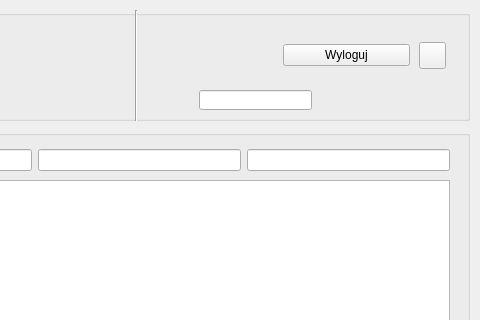
Before: the Qt Designer form searchclientwindow.ui in rstrzelczyk/multikina, drawn with Qt 5; both pictures show x 211 to 691 and y 0 to 320 of the 691 by 744 pixel window.
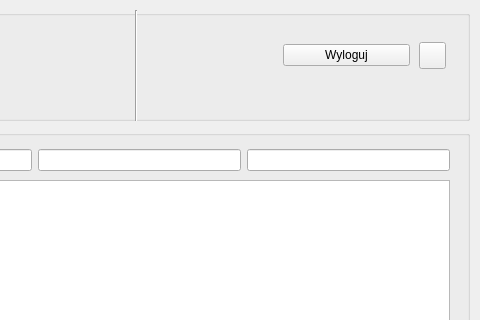
After: the same form once the commit is applied.

What changed in the file:
```diff
--- a/searchclientwindow.ui
+++ b/searchclientwindow.ui
@@ -157,16 +157,6 @@
       </item>
      </layout>
     </widget>
-    <widget class="QLineEdit" name="lineEdit">
-     <property name="geometry">
-      <rect>
-       <x>400</x>
-       <y>80</y>
-       <width>113</width>
-       <height>20</height>
-      </rect>
-     </property>
-    </widget>
    </widget>
   </widget>
   <widget class="QMenuBar" name="menubar">
```
